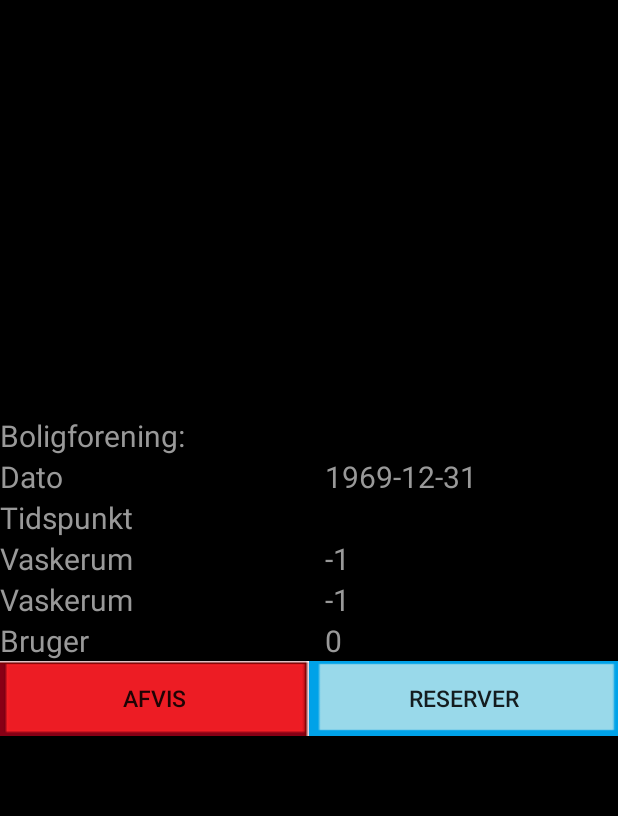
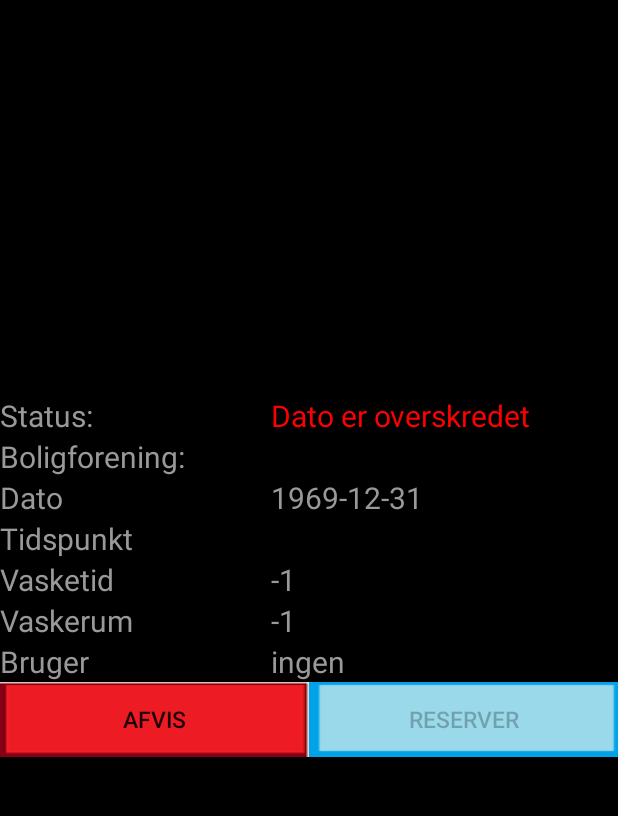
Before and after one commit to eggman1979/BookingApp, an Android app: the ReserverTidAktivitet screen opened directly, with no data from a screen before it, on a phone screen of 412 x 824 dp, the part 84-900 px from its top. Run offline under Robolectric (Android 15) with nearby library versions, the phone set to English and light mode, and no system bars; 2 statements that could not run were skipped.

Commit message:
Rettet en fejl i login, tilføjet noget tekst til aktiviteten. Rettet en fejl i ReservationsListeAdapter, hvor der ikke blev taget højde for at Lister er 0 indekseret Rettet hvordan ReserverTidAktiviteten opfører sig. Der bliver tjekket om der findes en reservation allerede, i så fald bliver accepter knappen disabled. Der bliver desuden også taget hensyn til om datoen ligger før i tiden, i så fald skal der ikke kunne accepteres, og status skal vises som rød.
Har i VisReservertioner rettet at det kun er fremtidige reservationer der vises.

```diff
--- a/app/src/main/java/dk/kdr/bookingapp/ReservationsListeAdapter.java
+++ b/app/src/main/java/dk/kdr/bookingapp/ReservationsListeAdapter.java
@@ -67,7 +67,7 @@ public class ReservationsListeAdapter extends BaseAdapter {
 
         Reservation res = resList.get(position);
         tavle.setText("Vaskerum " + res.getTavleID());
-        VaskeBlok blok = BookingApplication.vtCont.getvBlokke().get(res.getvaskeBlokID());
+        VaskeBlok blok = BookingApplication.vtCont.getvBlokke().get(res.getvaskeBlokID()-1);
 
         tid.setText("Kl. "+blok.getStartTid() + ":00");
 
--- a/app/src/main/java/dk/kdr/bookingapp/ReserverTidAktivitet.java
+++ b/app/src/main/java/dk/kdr/bookingapp/ReserverTidAktivitet.java
@@ -3,6 +3,7 @@ package dk.kdr.bookingapp;
 import android.app.Application;
 import android.app.ProgressDialog;
 import android.content.Intent;
+import android.graphics.Color;
 import android.support.v7.app.AppCompatActivity;
 import android.os.Bundle;
 import android.view.View;
@@ -19,7 +20,7 @@ import logik.Callback;
 public class ReserverTidAktivitet extends AppCompatActivity implements View.OnClickListener, Callback {
 
     Button accept, afvis;
-    TextView datoText, vaskeRumText, brugerIDText, boligforeningText, tidText, vaskeBlokText;
+    TextView datoText, vaskeRumText, brugerIDText, boligforeningText, tidText, vaskeBlokText, statusText;
     long dato;
     int vaskeBlok, bruger, vaskerum;
     String tid, boligforening;
@@ -31,18 +32,15 @@ public class ReserverTidAktivitet extends AppCompatActivity implements View.OnCl
         setContentView(R.layout.activity_reserver_tid_aktivitet);
 
         Intent i = this.getIntent();
-        if (BookingApplication.bruger != null) {
-            bruger = BookingApplication.bruger.getBrugerID();
-            boligforening = "Kildevang";
-        }
+
 
         dato = i.getLongExtra("dato", -1);
         vaskeBlok = i.getIntExtra("blok", -1);
-        System.out.println("vaskeblok " + vaskeBlok);
+
         vaskerum = i.getIntExtra("rum", -1);
         tid = BookingApplication.vtCont.getvBlokke().get(vaskeBlok).getStartTid() + ":00";
 
-
+        statusText = (TextView) findViewById(R.id.status);
         datoText = (TextView) findViewById(R.id.reserver_dato);
         vaskeBlokText = (TextView) findViewById(R.id.reserver_vaskeblok);
         brugerIDText = (TextView) findViewById(R.id.reserver_bruger);
@@ -50,17 +48,50 @@ public class ReserverTidAktivitet extends AppCompatActivity implements View.OnCl
         tidText = (TextView) findViewById(R.id.reserver_tid_);
         boligforeningText = (TextView) findViewById(R.id.reserver_boligforening);
 
+        boligforening = BookingApplication.boligForening.getNavn();
+
+        System.out.println(" DATO TAVLE BLOG " + dato + " " + vaskerum + " " + vaskeBlok);
+        Reservation reservation = BookingApplication.vtCont.getReservation(dato, vaskerum, vaskeBlok+1);
+        System.out.println("Reservationen er " + reservation);
+
+        afvis = (Button) findViewById(R.id.afvis);
+        afvis.setOnClickListener(this);
+        accept = (Button) findViewById(R.id.accept);
+        accept.setOnClickListener(this);
+        accept.setEnabled(false);
+
+
+        String brugerText = "ingen";
+        if(dato < CalenderController.dateToMillis(CalenderController.getToday())){
+            statusText.setTextColor(Color.RED);
+            statusText.setText("Dato er overskredet");
+            if(reservation != null){
+                brugerText = reservation.getBrugerID() +"";
+            }
+        }
+        else if (reservation == null) {
+            statusText.setText("ledig");
+            statusText.setTextColor(Color.GREEN);
+            brugerText = "Ingen";
+            accept.setEnabled(true);
+
+
+        } else {
+            statusText.setText("optaget");
+            statusText.setTextColor(Color.RED);
+           brugerText  = reservation.getBrugerID() +"";
+        }
+
+
+
         datoText.setText(CalenderController.millisToDate(dato).toString());
         vaskeBlokText.setText(vaskeBlok + "");
         vaskeRumText.setText(vaskerum + "");
         boligforeningText.setText(boligforening);
         tidText.setText(tid);
-        brugerIDText.setText(bruger + "");
+        brugerIDText.setText(brugerText);
 
-        afvis = (Button) findViewById(R.id.afvis);
-        afvis.setOnClickListener(this);
-        accept = (Button) findViewById(R.id.accept);
-        accept.setOnClickListener(this);
+
 
     }
 
@@ -77,9 +108,9 @@ public class ReserverTidAktivitet extends AppCompatActivity implements View.OnCl
             new AsyncReservation(this, res, pDiag).execute();
         }
         Intent i = null;
-        if(BookingApplication.isMonth) {
+        if (BookingApplication.isMonth) {
             i = new Intent(this, ShowMonthActivity.class);
-        }else{
+        } else {
             i = new Intent(this, ShowWeekActivity.class);
         }
         startActivity(i);
--- a/app/src/main/java/logik/VaskeTidController.java
+++ b/app/src/main/java/logik/VaskeTidController.java
@@ -248,7 +248,7 @@ public class VaskeTidController {
     }
 
     public List<Reservation> getReservations() {
-        System.out.println("get res " +reservations);
+        System.out.println("get res " + reservations);
         return reservations;
     }
 //    public void printAllReservations() {
@@ -298,4 +298,14 @@ public class VaskeTidController {
         }
 
     }
+
+    public Reservation getReservation(long dato, int tavle, int blok) {
+        System.out.println("dato"  + dato  +" blok " +blok + "tavle " + tavle);
+        for (Reservation res : reservations) {
+            if (res.getDato() == dato && res.getTavleID() == (tavle) && res.getvaskeBlokID() == (blok)) {
+                return res;
+            }
+        }
+        return null;
+    }
 }
--- a/app/src/main/res/layout/activity_reserver_tid_aktivitet.xml
+++ b/app/src/main/res/layout/activity_reserver_tid_aktivitet.xml
@@ -13,6 +13,33 @@
         android:id="@+id/info_table"
         android:layout_width="match_parent"
         android:layout_height="wrap_content">
+
+        <TableRow>
+
+            <TextView
+
+                android:layout_width="wrap_content"
+                android:layout_height="wrap_content"
+                android:layout_weight="3"
+                android:gravity="left"
+                android:text="Status:"
+                android:textColor="#999999"
+                android:textSize="20dp" />
+
+
+            <TextView
+                android:id="@+id/status"
+                android:layout_width="wrap_content"
+                android:layout_height="wrap_content"
+                android:layout_weight="3"
+                android:gravity="left"
+                android:textColor="#00ff00"
+                android:text="ledig½"
+                android:textSize="20dp" />
+
+
+        </TableRow>
+
 
         <TableRow>
 
@@ -99,7 +126,7 @@
                 android:layout_height="wrap_content"
                 android:layout_weight="3"
                 android:gravity="left"
-                android:text="Vaskerum "
+                android:text="Vasketid "
                 android:textColor="#999999"
                 android:textSize="20dp" />
 
```
Also changed, not shown: app/src/main/java/dk/kdr/bookingapp/MainActivity.java (+5 -4 lines), app/src/main/java/dk/kdr/bookingapp/VisReservationer.java (+9 -3 lines).
